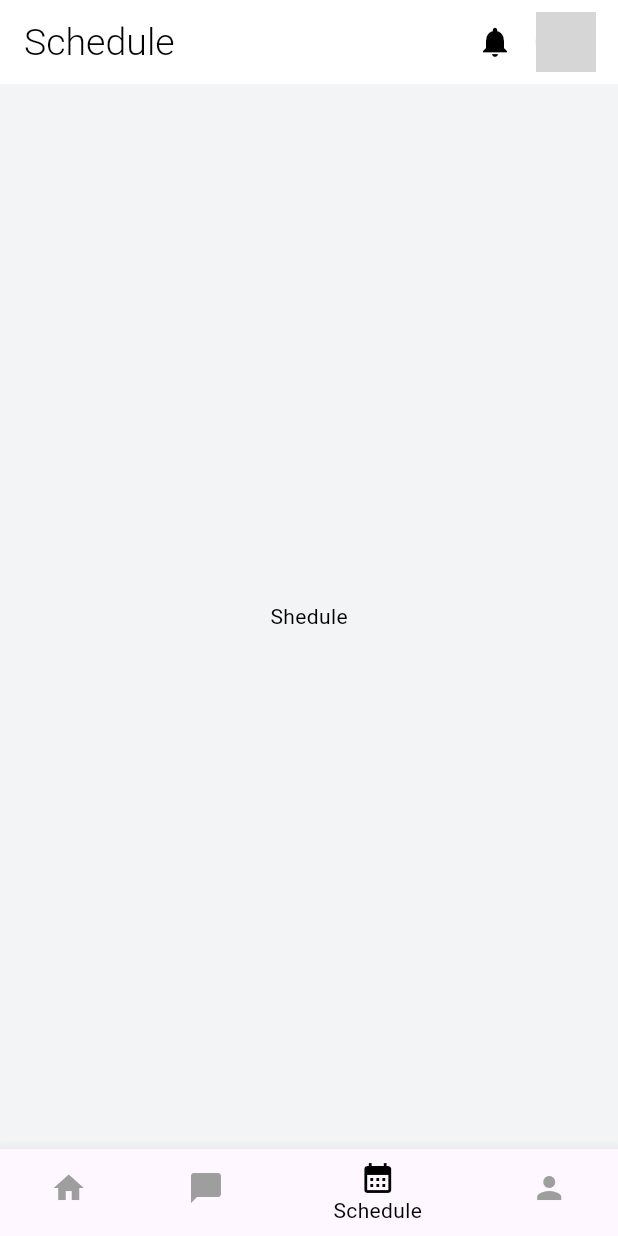
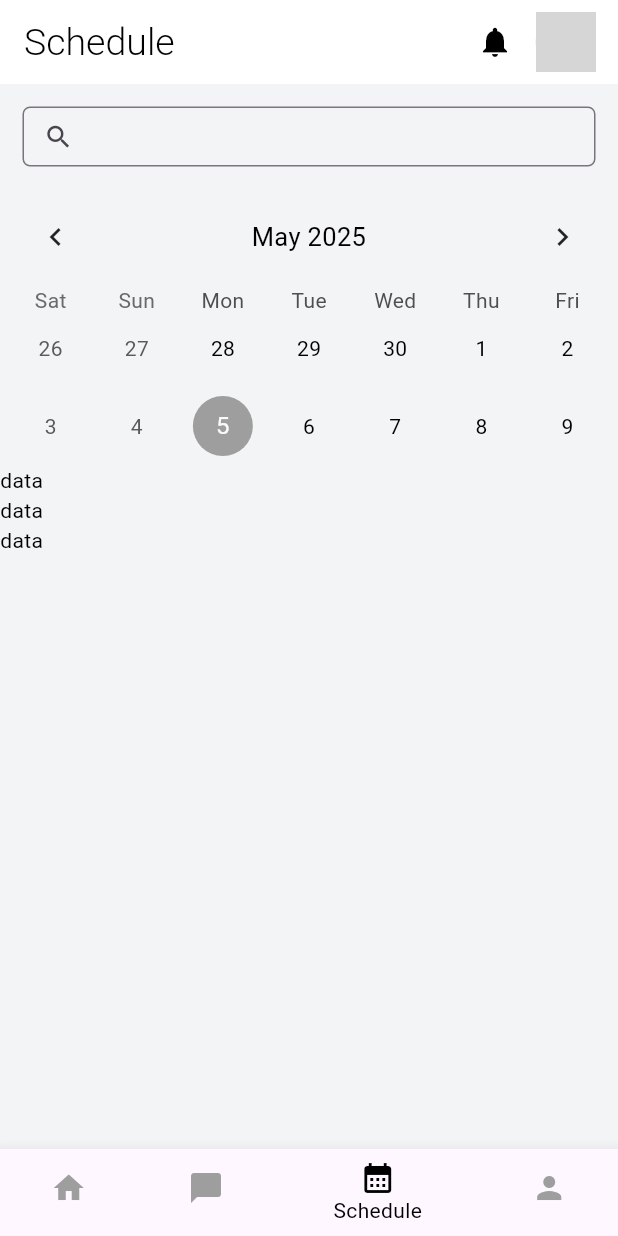
Before and after one commit to zVoid24/smart_tuition_tracker, a Flutter app: the HomeScreen screen opened directly, item 3 of the bottom bar chosen, on a phone screen of 412 x 824 dp. Run offline on Flutter 3.47's test engine with Material 3 defaults, Android fonts, the light colour scheme and no system bars; drawn by our look-alikes of table_calendar; our stand-ins replace bloc, cached_network_image, cloud_firestore, dotted_border, firebase_auth, firebase_core and 2 more; accounts and stored records are empty; network calls fail; grey boxes are pictures that could not be loaded.

Commit message:
Enhances home screen with role-based states and features
Introduces role-based handling in the HomeBloc, differentiating states for teachers and students. Adds functionality to fetch and display a teacher's student list, with a refresh option and an "Add New Student" button. Updates UI to support these features, including loading states and dynamic content rendering.

Integrates new dependencies like `dotted_border` and `table_calendar` for improved UI components. Fixes typo in "Schedule" screen navigation.

Addresses improved user experience and dynamic role-based content.

```diff
--- a/lib/features/home/bloc/home_event.dart
+++ b/lib/features/home/bloc/home_event.dart
@@ -3,4 +3,7 @@
 @immutable
 abstract class HomeEvent {}
 
-class HomeInitialEvent extends HomeEvent{}
+class HomeInitialEvent extends HomeEvent {
+  final String role;
+  HomeInitialEvent({required this.role});
+}
--- /dev/null
+++ b/lib/features/schedule/bloc/schedule_bloc.dart
@@ -0,0 +1,59 @@
+import 'dart:async';
+
+import 'package:bloc/bloc.dart';
+import 'package:meta/meta.dart';
+import 'package:smart_tuition_tracker/database/teacher_database.dart';
+import 'package:smart_tuition_tracker/models/dayschedule.dart';
+
+part 'schedule_event.dart';
+part 'schedule_state.dart';
+
+class ScheduleBloc extends Bloc<ScheduleEvent, ScheduleState> {
+  ScheduleBloc() : super(ScheduleInitial()) {
+    on<ScheduleInitialEvent>(_onScheduleInitialEvent);
+  }
+
+  FutureOr<void> _onScheduleInitialEvent(
+    ScheduleInitialEvent event,
+    Emitter<ScheduleState> emit,
+  ) async {
+    emit(ScheduleLoadingState());
+    final db = TeacherDatabase();
+    List<int> dayToInt = [];
+
+    List<String> days = [];
+    try {
+      final schedules = await db.fetchSchedules();
+      if (schedules != null) {
+        for (int i = 0; i < schedules.length; i++) {
+          days.add(schedules[i].day);
+        }
+        print(days);
+        // Remove duplicates
+        days = days.toSet().toList();
+        for (var day in days) {
+          switch (day.toLowerCase()) {
+            case 'monday':
+              dayToInt.add(1);
+            case 'tuesday':
+              dayToInt.add(2);
+            case 'wednesday':
+              dayToInt.add(3);
+            case 'thursday':
+              dayToInt.add(4);
+            case 'friday':
+              dayToInt.add(5);
+            case 'saturday':
+              dayToInt.add(6);
+            case 'sunday':
+              dayToInt.add(7);
+          }
+        }
+      }
+      print(dayToInt);
+      emit(ScheduleLoadedState(schedules: schedules ?? [], weekDay: dayToInt));
+    } catch (e) {
+      print('Error: $e');
+    }
+  }
+}
--- /dev/null
+++ b/lib/features/schedule/bloc/schedule_event.dart
@@ -0,0 +1,6 @@
+part of 'schedule_bloc.dart';
+
+@immutable
+abstract class ScheduleEvent {}
+
+class ScheduleInitialEvent extends ScheduleEvent{}
--- /dev/null
+++ b/lib/features/schedule/bloc/schedule_state.dart
@@ -0,0 +1,14 @@
+part of 'schedule_bloc.dart';
+
+@immutable
+abstract class ScheduleState {}
+
+class ScheduleInitial extends ScheduleState {}
+
+class ScheduleLoadedState extends ScheduleState {
+  final List<DaySchedule> schedules;
+  final List<int> weekDay;
+  ScheduleLoadedState({required this.schedules,required this.weekDay});
+}
+
+class ScheduleLoadingState extends ScheduleState {}
--- /dev/null
+++ b/lib/features/schedule/ui/schedule.dart
@@ -0,0 +1,142 @@
+import 'package:flutter/material.dart';
+import 'package:flutter_bloc/flutter_bloc.dart';
+import 'package:smart_tuition_tracker/features/schedule/bloc/schedule_bloc.dart';
+import 'package:table_calendar/table_calendar.dart';
+
+class Schedule extends StatefulWidget {
+  const Schedule({super.key});
+
+  @override
+  State<Schedule> createState() => _ScheduleState();
+}
+
+class _ScheduleState extends State<Schedule> {
+  final ScheduleBloc _scheduleBloc = ScheduleBloc();
+  DateTime _focusedDay = DateTime.now();
+  DateTime? _selectedDay;
+
+  DateTime today = DateTime.now();
+  Map<DateTime, List<String>> markedDates = {
+    DateTime.utc(2025, 5, 5): ['Event 1'],
+    DateTime.utc(2025, 5, 10): ['Meeting'],
+  };
+
+  @override
+  void initState() {
+    super.initState();
+    _scheduleBloc.add(ScheduleInitialEvent());
+  }
+
+  @override
+  Widget build(BuildContext context) {
+    return BlocConsumer<ScheduleBloc, ScheduleState>(
+      bloc: _scheduleBloc,
+      listener: (context, state) {
+        // TODO: implement listener
+      },
+      builder: (context, state) {
+        switch (state.runtimeType) {
+          case ScheduleLoadingState:
+            return Center(child: CircularProgressIndicator());
+          case ScheduleLoadedState:
+            return ListView(
+              children: [
+                Padding(
+                  padding: EdgeInsets.all(15),
+                  child: Container(
+                    height: 40,
+                    child: TextFormField(
+                      decoration: InputDecoration(
+                        prefixIcon: Icon(Icons.search, size: 20),
+                        contentPadding: EdgeInsets.symmetric(
+                          vertical: 10,
+                          horizontal: 10,
+                        ),
+                        isDense: true, // reduces height a bit more
+                        border: OutlineInputBorder(
+                          borderRadius: BorderRadius.circular(5),
+                          borderSide: BorderSide(color: Colors.grey),
+                        ),
+                      ),
+                    ),
+                  ),
+                ),
+                Padding(
+                  padding: const EdgeInsets.only(left: 5, right: 5),
+                  child: TableCalendar(
+                    calendarStyle: CalendarStyle(
+                      todayDecoration: BoxDecoration(
+                        color: Colors.grey,
+                        shape: BoxShape.circle,
+                      ),
+                      selectedDecoration: BoxDecoration(
+                        color: Colors.black,
+                        shape: BoxShape.circle,
+                      ),
+                      selectedTextStyle: TextStyle(
+                        color: Colors.white,
+                        fontWeight: FontWeight.bold,
+                      ),
+                    ),
+                    calendarFormat: CalendarFormat.twoWeeks,
+                    availableCalendarFormats: const {
+                      CalendarFormat.twoWeeks: 'Two Weeks',
+                    },
+                    onFormatChanged: (_) {},
+                    headerStyle: HeaderStyle(titleCentered: true),
+                    onPageChanged: (focusedDay) {
+                      today = focusedDay;
+                    },
+                    onDaySelected: (selectedDay, focusedDay) {
+                      setState(() {
+                        _selectedDay = selectedDay;
+                        _focusedDay = focusedDay;
+                      });
+                    },
+
+                    selectedDayPredicate: (day) => isSameDay(_selectedDay, day),
+                    focusedDay: _focusedDay,
+
+                    firstDay: DateTime.utc(2010, 10, 16),
+                    lastDay: DateTime.utc(2030, 3, 14),
+                    startingDayOfWeek: StartingDayOfWeek.saturday,
+                    eventLoader: (day) {
+                      if ((state as ScheduleLoadedState).weekDay.contains(
+                        day.weekday,
+                      )) {
+                        return ['Marked'];
+                      }
+                      return [];
+                    },
+                    calendarBuilders: CalendarBuilders(
+                      markerBuilder: (context, date, events) {
+                        if (events.isNotEmpty) {
+                          return Positioned(
+                            bottom: 1,
+                            child: Container(
+                              width: 6,
+                              height: 6,
+                              decoration: BoxDecoration(
+                                shape: BoxShape.circle,
+                                color: Colors.green,
+                              ),
+                            ),
+                          );
+                        }
+                        return SizedBox();
+                      },
+                    ),
+                  ),
+                ),
+                Text('data'),
+                Text('data'),
+                Text('data'),
+              ],
+            );
+          default:
+            return Center(child: Text('Unknown State'));
+        }
+      },
+    );
+  }
+}
--- a/lib/home screen/ui/home_screen.dart
+++ b/lib/home screen/ui/home_screen.dart
@@ -2,6 +2,7 @@
 import 'package:flutter_bloc/flutter_bloc.dart';
 import 'package:smart_tuition_tracker/features/home/ui/home.dart';
 import 'package:smart_tuition_tracker/features/profile_settings/ui/profile_settings.dart';
+import 'package:smart_tuition_tracker/features/schedule/ui/schedule.dart';
 import 'package:smart_tuition_tracker/home%20screen/bloc/home_screen_bloc.dart';
 import 'package:cached_network_image/cached_network_image.dart';
 
@@ -40,8 +41,13 @@
       },
       builder: (context, state) {
         if (state is HomeScreenLoadingState) {
-          return Center(
-            child: CircularProgressIndicator(backgroundColor: Colors.white),
+          return SizedBox(
+            height: double.infinity,
+            width: double.infinity,
+            child: Container(
+              color: Colors.white,
+              child: Center(child: CircularProgressIndicator()),
+            ),
           );
         }
         if (state is HomeScreenLoadedState) {
@@ -75,7 +81,7 @@
               } else if (selectedIndex == 1) {
                 return Center(child: Text('Inbox'));
               } else if (selectedIndex == 2) {
-                return Center(child: Text('Shedule'));
+                return Schedule();
               } else if (selectedIndex == 3) {
                 return Center(child: Text('Profile Screen'));
               }
--- /dev/null
+++ b/lib/models/dayschedule.dart
@@ -0,0 +1,27 @@
+import 'package:smart_tuition_tracker/models/student_schedule.dart';
+
+class DaySchedule {
+  final String day;
+  final List<StudentSchedule> students;
+
+  DaySchedule({required this.day, required this.students});
+
+  factory DaySchedule.fromFirestore(String day, Map<String, dynamic> map) {
+    List<StudentSchedule> studentList = [];
+
+    map.forEach((key, value) {
+      if (value is Map<String, dynamic>) {
+        studentList.add(StudentSchedule.fromMap(value));
+      }
+    });
+
+    return DaySchedule(day: day, students: studentList);
+  }
+
+  Map<String, dynamic> toMap() {
+    return {
+      'day': day,
+      'students': students.map((e) => e.toMap()).toList(),
+    };
+  }
+}
--- /dev/null
+++ b/lib/models/student.dart
@@ -0,0 +1,8 @@
+class Student {
+  final String name;
+  final String email;
+  Student({required this.name, required this.email});
+  factory Student.fromFirestore(Map<String, dynamic> data) {
+    return Student(name: data['name'] ?? '', email: data['email'] ?? '');
+  }
+}
--- a/pubspec.yaml
+++ b/pubspec.yaml
@@ -41,6 +41,8 @@
   cloud_firestore: ^5.6.7
   cached_network_image: ^3.4.1
   shared_preferences: ^2.5.3
+  dotted_border: ^2.1.0
+  table_calendar: ^3.2.0
 
 dev_dependencies:
   flutter_test:
```
Also changed, not shown: lib/database/teacher_database.dart (added, +54 -0 lines), lib/features/home/bloc/home_bloc.dart (+14 -2 lines), lib/features/home/bloc/home_state.dart (+8 -1 lines), lib/features/home/ui/home.dart (+72 -24 lines), lib/features/home/ui/student_tile.dart (added, +32 -0 lines), lib/features/schedule/ui/schedule_tile.dart (added, +10 -0 lines), lib/models/student_schedule.dart (added, +23 -0 lines), lib/models/teacher.dart (added), pubspec.lock.
